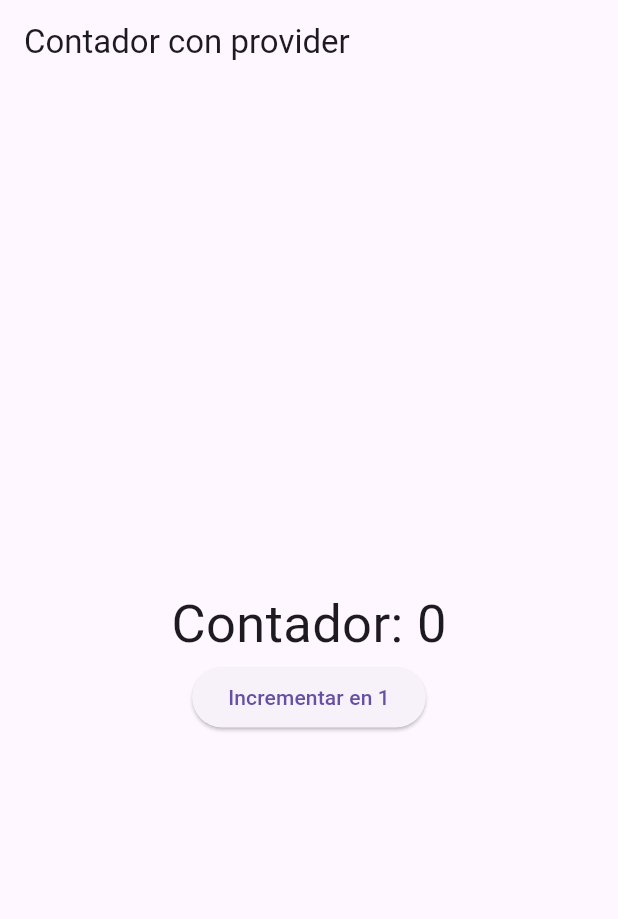
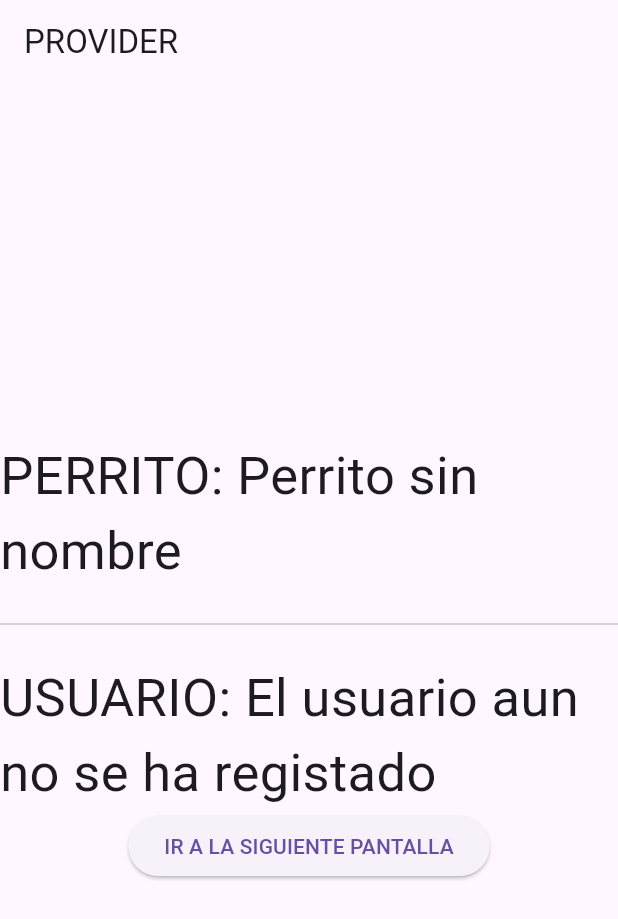
Before and after one commit to fr4nsgallegos/conection2firebase, a Flutter app: the screen it shows after launch, on a phone screen of 412 x 824 dp. Shown: the top 919 px of the screen. Run offline on Flutter 3.47's test engine with Material 3 defaults, Android fonts, the phone set to English and light mode, and no system bars; our stand-ins replace cloud_firestore, firebase_core, geolocator, google_maps_flutter, logger; missing offline and left inert: custom_info_window; accounts and stored records are empty.

Commit message:
uso del provider

```diff
--- a/lib/pages/provider.dart/model/animal_provider.dart
+++ b/lib/pages/provider.dart/model/animal_provider.dart
@@ -1,7 +1,7 @@
 import 'package:flutter/material.dart';
 
 class PerritoProvider extends ChangeNotifier {
-  String _name = "Perriro sin nombre ";
+  String _name = "Perrito sin nombre ";
 
   String get name => _name;
 
--- /dev/null
+++ b/lib/pages/provider.dart/model/provider2_page.dart
@@ -0,0 +1,47 @@
+import 'package:con2g12/pages/provider.dart/model/animal_provider.dart';
+import 'package:con2g12/pages/provider.dart/model/provider3_page.dart';
+import 'package:con2g12/pages/provider.dart/model/user_provider.dart';
+import 'package:flutter/material.dart';
+import 'package:provider/provider.dart';
+
+class Provider2Page extends StatelessWidget {
+  const Provider2Page({super.key});
+
+  @override
+  Widget build(BuildContext context) {
+    final providerUser = Provider.of<UserProvider>(context);
+    return Scaffold(
+      appBar: AppBar(title: Text("PROVIDER")),
+      body: Center(
+        child: Column(
+          mainAxisAlignment: MainAxisAlignment.center,
+          children: [
+            //mediante consumer para consumir provider
+            Consumer<PerritoProvider>(
+              builder: (context, perrito, child) => Text(
+                "PERRITO: ${perrito.name}",
+                style: TextStyle(fontSize: 35),
+              ),
+            ),
+
+            Divider(height: 48),
+            Text(
+              "USUARIO: ${providerUser.name}",
+              style: TextStyle(fontSize: 35),
+            ),
+
+            ElevatedButton(
+              onPressed: () {
+                Navigator.push(
+                  context,
+                  MaterialPageRoute(builder: (context) => Provider3Page()),
+                );
+              },
+              child: Text("IR A LA SIGUIENTE PANTALLA"),
+            ),
+          ],
+        ),
+      ),
+    );
+  }
+}
```
Also changed, not shown: lib/main.dart (+35 -4 lines), lib/pages/provider.dart/model/provider3_page.dart (added, +40 -0 lines).
